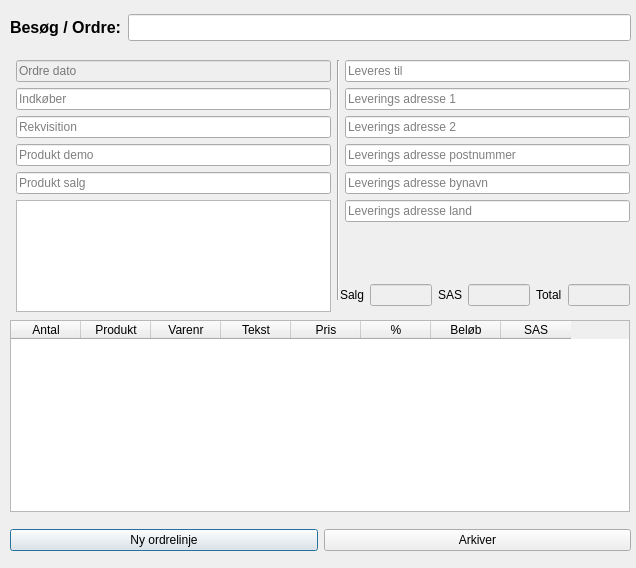
This is buildtools/ui/visit_dialog.ui in fhdk/eordre2 as Qt 5 draws it before an edit. The edited form follows.
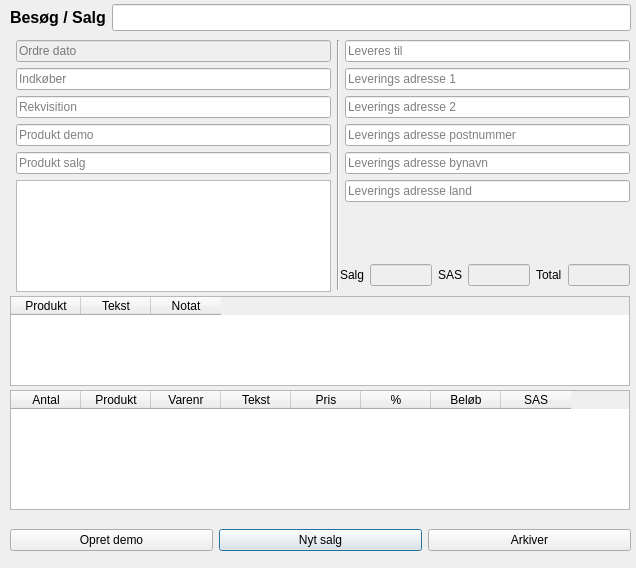
This is the edited form.

The edit to the form file:
```diff
--- a/buildtools/ui/visit_dialog.ui
+++ b/buildtools/ui/visit_dialog.ui
@@ -17,7 +17,7 @@
             <property name="geometry">
                 <rect>
                     <x>10</x>
-                    <y>60</y>
+     <y>40</y>
                     <width>321</width>
                     <height>252</height>
                 </rect>
@@ -49,6 +49,9 @@
                 </item>
                 <item row="3" column="1">
                     <widget class="QLineEdit" name="txtProductDemo">
+      <property name="readOnly">
+       <bool>true</bool>
+      </property>
                         <property name="placeholderText">
                             <string>Produkt demo</string>
                         </property>
@@ -56,6 +59,9 @@
                 </item>
                 <item row="4" column="1">
                     <widget class="QLineEdit" name="txtProductSale">
+      <property name="readOnly">
+       <bool>true</bool>
+      </property>
                         <property name="placeholderText">
                             <string>Produkt salg</string>
                         </property>
@@ -70,9 +76,9 @@
             <property name="geometry">
                 <rect>
                     <x>10</x>
-                    <y>320</y>
+     <y>390</y>
                     <width>620</width>
-                    <height>192</height>
+     <height>120</height>
                 </rect>
             </property>
             <property name="editTriggers">
@@ -135,7 +141,7 @@
             <property name="geometry">
                 <rect>
                     <x>339</x>
-                    <y>60</y>
+     <y>40</y>
                     <width>291</width>
                     <height>206</height>
                 </rect>
@@ -189,7 +195,7 @@
             <property name="geometry">
                 <rect>
                     <x>340</x>
-                    <y>280</y>
+     <y>260</y>
                     <width>290</width>
                     <height>31</height>
                 </rect>
@@ -243,9 +249,9 @@
             <property name="geometry">
                 <rect>
                     <x>330</x>
-                    <y>60</y>
+     <y>40</y>
                     <width>16</width>
-                    <height>240</height>
+     <height>250</height>
                 </rect>
             </property>
             <property name="orientation">
@@ -256,7 +262,7 @@
             <property name="geometry">
                 <rect>
                     <x>10</x>
-                    <y>10</y>
+     <y>0</y>
                     <width>621</width>
                     <height>35</height>
                 </rect>
@@ -272,7 +278,7 @@
                             </font>
                         </property>
                         <property name="text">
-                            <string>Besøg / Ordre:</string>
+       <string>Besøg / Salg</string>
                         </property>
                     </widget>
                 </item>
@@ -299,25 +305,72 @@
                 </rect>
             </property>
             <layout class="QGridLayout" name="gridOrderButtons">
-                <item row="0" column="0">
-                    <widget class="QPushButton" name="buttonAddOrderLine">
+    <item row="0" column="1">
+     <widget class="QPushButton" name="buttonAddSale">
                         <property name="text">
-                            <string>Ny ordrelinje</string>
+       <string>Nyt salg</string>
                         </property>
                         <property name="default">
                             <bool>true</bool>
                         </property>
                     </widget>
                 </item>
-                <item row="0" column="1">
-                    <widget class="QPushButton" name="buttonCreateOrderVisit">
+    <item row="0" column="2">
+     <widget class="QPushButton" name="buttonSaveVisit">
                         <property name="text">
                             <string>Arkiver</string>
                         </property>
                     </widget>
                 </item>
-            </layout>
-        </widget>
+    <item row="0" column="0">
+     <widget class="QPushButton" name="pushButton">
+      <property name="text">
+       <string>Opret demo</string>
+      </property>
+     </widget>
+    </item>
+   </layout>
+  </widget>
+  <widget class="QTableWidget" name="demoWidget">
+   <property name="geometry">
+    <rect>
+     <x>10</x>
+     <y>296</y>
+     <width>620</width>
+     <height>90</height>
+    </rect>
+   </property>
+   <property name="editTriggers">
+    <set>QAbstractItemView::AllEditTriggers</set>
+   </property>
+   <property name="selectionMode">
+    <enum>QAbstractItemView::SingleSelection</enum>
+   </property>
+   <attribute name="horizontalHeaderDefaultSectionSize">
+    <number>70</number>
+   </attribute>
+   <attribute name="horizontalHeaderMinimumSectionSize">
+    <number>10</number>
+   </attribute>
+   <attribute name="verticalHeaderStretchLastSection">
+    <bool>true</bool>
+   </attribute>
+   <column>
+    <property name="text">
+     <string>Produkt</string>
+    </property>
+   </column>
+   <column>
+    <property name="text">
+     <string>Tekst</string>
+    </property>
+   </column>
+   <column>
+    <property name="text">
+     <string>Notat</string>
+    </property>
+   </column>
+  </widget>
     </widget>
     <tabstops>
         <tabstop>txtOrderVisitDate</tabstop>
```
Left out of the diff: 16 changed lines with no effect on the pictures. Lines whose indentation alone changed are shown as unchanged.
